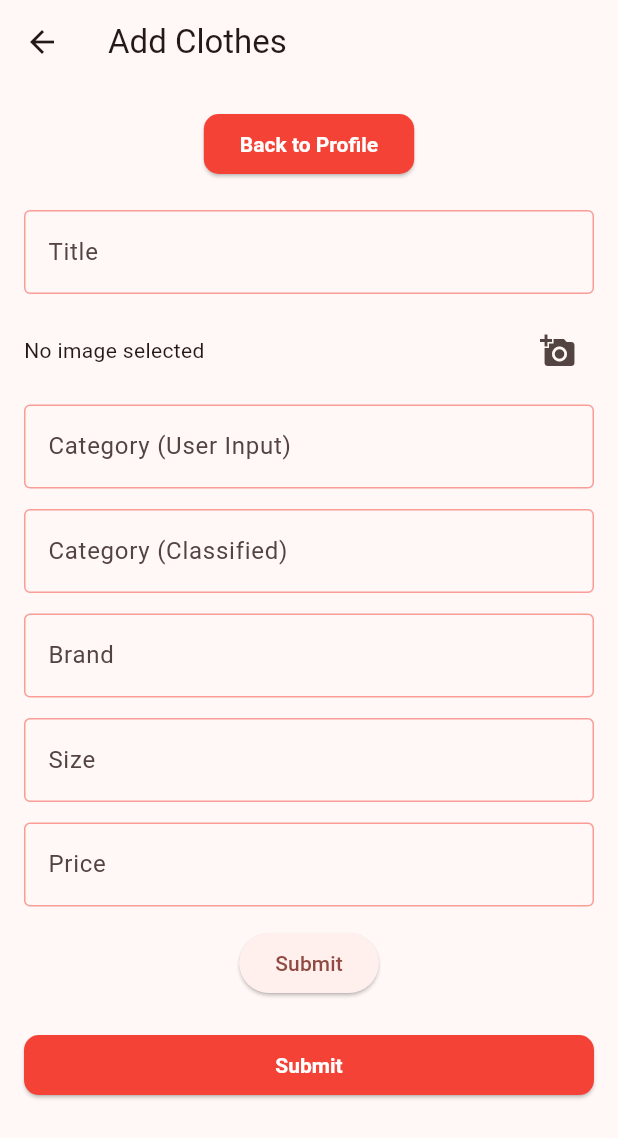
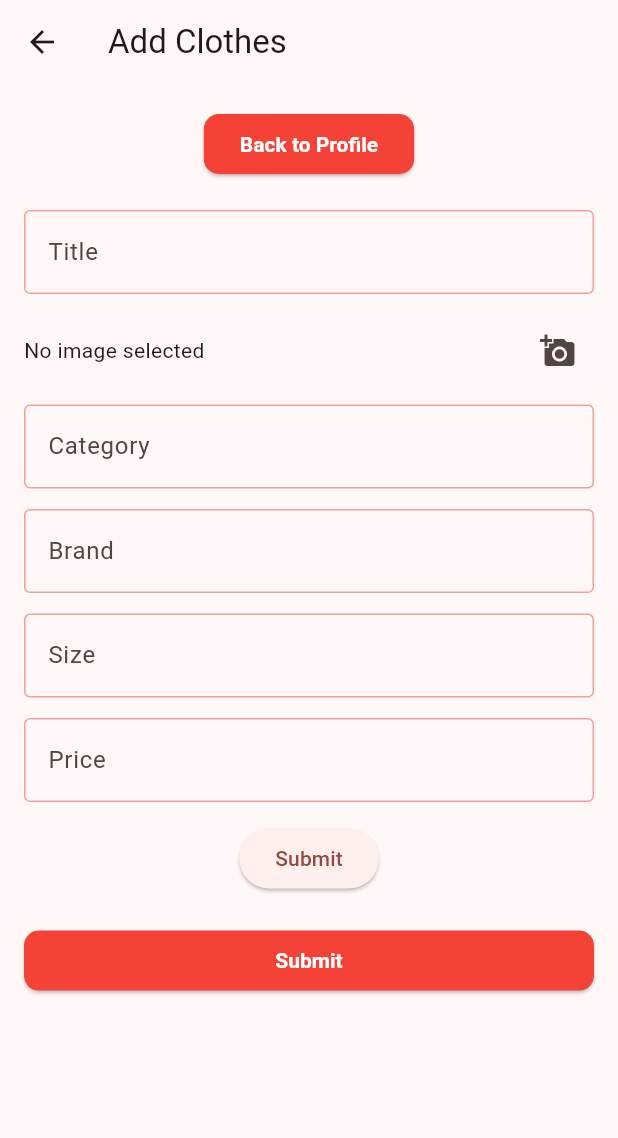
Before and after one commit to ke-saad/vogue_app, a Flutter app: the screen it shows once a user with an empty profile is signed in, item 3 of the bottom bar chosen, after a tap on "Add Clothes", on a phone screen of 412 x 824 dp. Shown: the top 1138 px of the screen. Run offline on Flutter 3.47's test engine with Material 3 defaults, Android fonts, the light colour scheme and no system bars; our stand-ins replace cloud_firestore, firebase_auth, firebase_core, firebase_storage, image_picker, logger; missing offline and left inert: tflite_flutter; accounts and stored records are empty.

Commit message:
thiteenth commit

```diff
--- a/lib/src/add_clothes_screen/components/add_clothes_fields.dart
+++ b/lib/src/add_clothes_screen/components/add_clothes_fields.dart
@@ -7,6 +7,8 @@ import 'package:cloud_firestore/cloud_firestore.dart';
 import 'package:tflite_flutter/tflite_flutter.dart';
 import 'package:image/image.dart' as img;
 import 'package:logger/logger.dart';
+
+import '../utils/string_filter.dart';
 
 class AddClothesFields extends StatefulWidget {
   final String userId;
@@ -125,7 +127,7 @@ class AddClothesFieldsState extends State<AddClothesFields> {
 
       setState(() {
         String classifiedCategory = _labels![maxScoreIndex];
-        _classifiedCategoryController.text = classifiedCategory;
+        _classifiedCategoryController.text = filterString(classifiedCategory);
 
         // Only set user category if it's empty
         if (_userCategoryController.text.isEmpty) {
@@ -274,14 +276,7 @@ class AddClothesFieldsState extends State<AddClothesFields> {
           ),
           const SizedBox(height: 12.0),
           _buildTextFieldWithController(
-            label: 'Category (User Input)',
-            controller: _userCategoryController,
-            validatorMessage: 'Please enter a category',
-            height: fieldHeight,
-          ),
-          const SizedBox(height: 12.0),
-          _buildTextFieldWithController(
-            label: 'Category (Classified)',
+            label: 'Category',
             controller: _classifiedCategoryController,
             validatorMessage: null,
             isReadOnly: true,
```
Also changed, not shown: lib/src/add_clothes_screen/utils/string_filter.dart (added, +23 -0 lines).
